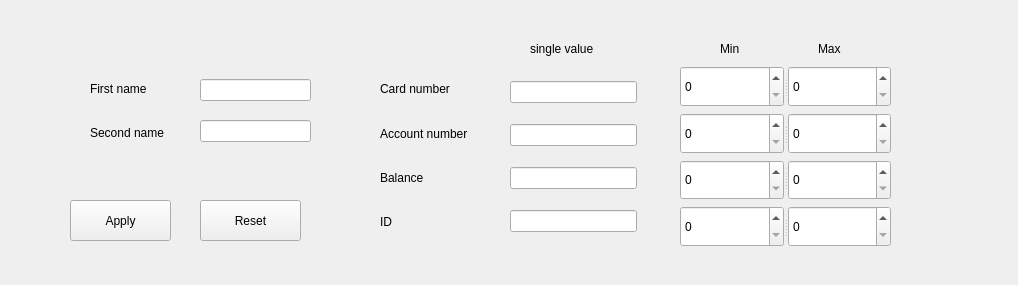
This is searchpanel.ui in Andr1iCh/DKR_OOP as Qt 5 draws it before an edit. The edited form follows.
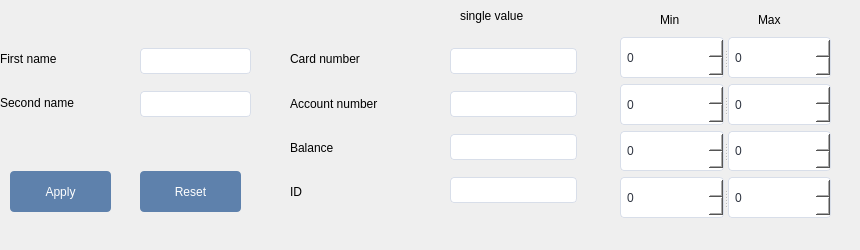
This is the edited form.

Patch:
```diff
--- a/searchpanel.ui
+++ b/searchpanel.ui
@@ -6,19 +6,71 @@
    <rect>
     <x>0</x>
     <y>0</y>
-    <width>1018</width>
-    <height>285</height>
+    <width>860</width>
+    <height>250</height>
    </rect>
   </property>
   <property name="windowTitle">
    <string>Form</string>
   </property>
+  <property name="styleSheet">
+   <string notr="true">#searchPanelRoot {
+    border: 4px solid #4C566A;
+    border-radius: 10px;
+    background-color: #ECEFF4;
+    padding: 10px;
+}
+
+QLineEdit, QSpinBox, QDoubleSpinBox {
+    background-color: white;
+    color: #2E3440;
+    border: 1px solid #D8DEE9;
+    border-radius: 4px;
+    padding: 4px;
+}
+
+QLineEdit:focus, QSpinBox:focus, QDoubleSpinBox:focus {
+    border: 1px solid #5E81AC;
+}
+
+/* 🔸 Кнопки */
+QPushButton {
+    background-color: #5E81AC;
+    color: white;
+    border: none;
+    border-radius: 4px;
+    padding: 6px 12px;
+}
+QPushButton:hover {
+    background-color: #81A1C1;
+}
+QPushButton:pressed {
+    background-color: #2E3440;
+}
+
+/* 📦 Групи */
+QGroupBox {
+    border: 1px solid #D8DEE9;
+    border-radius: 6px;
+    margin-top: 10px;
+    padding: 6px;
+}
+QGroupBox::title {
+    subcontrol-origin: margin;
+    subcontrol-position: top center;
+    background-color: transparent;
+    color: #5E81AC;
+    padding: 0 5px;
+    font-weight: bold;
+}
+</string>
+  </property>
   <widget class="QLabel" name="label_2">
    <property name="geometry">
     <rect>
-     <x>720</x>
-     <y>39</y>
-     <width>25</width>
+     <x>660</x>
+     <y>10</y>
+     <width>41</width>
      <height>20</height>
     </rect>
    </property>
@@ -29,9 +81,9 @@
   <widget class="QLabel" name="label_3">
    <property name="geometry">
     <rect>
-     <x>818</x>
-     <y>39</y>
-     <width>28</width>
+     <x>758</x>
+     <y>10</y>
+     <width>41</width>
      <height>20</height>
     </rect>
    </property>
@@ -42,10 +94,10 @@
   <widget class="QLabel" name="label_4">
    <property name="geometry">
     <rect>
-     <x>530</x>
-     <y>39</y>
-     <width>78</width>
-     <height>20</height>
+     <x>460</x>
+     <y>0</y>
+     <width>111</width>
+     <height>31</height>
     </rect>
    </property>
    <property name="text">
@@ -55,8 +107,8 @@
   <widget class="QPushButton" name="btnApply">
    <property name="geometry">
     <rect>
-     <x>70</x>
-     <y>200</y>
+     <x>10</x>
+     <y>171</y>
      <width>101</width>
      <height>41</height>
     </rect>
@@ -68,8 +120,8 @@
   <widget class="QPushButton" name="btnReset">
    <property name="geometry">
     <rect>
-     <x>200</x>
-     <y>200</y>
+     <x>140</x>
+     <y>171</y>
      <width>101</width>
      <height>41</height>
     </rect>
@@ -78,11 +130,11 @@
     <string>Reset</string>
    </property>
   </widget>
-  <widget class="QWidget" name="">
+  <widget class="QWidget" name="layoutWidget">
    <property name="geometry">
     <rect>
-     <x>680</x>
-     <y>66</y>
+     <x>620</x>
+     <y>37</y>
      <width>211</width>
      <height>181</height>
     </rect>
@@ -126,11 +178,11 @@
     </item>
    </layout>
   </widget>
-  <widget class="QWidget" name="">
+  <widget class="QWidget" name="layoutWidget">
    <property name="geometry">
     <rect>
-     <x>510</x>
-     <y>66</y>
+     <x>450</x>
+     <y>37</y>
      <width>127</width>
      <height>181</height>
     </rect>
@@ -150,11 +202,11 @@
     </item>
    </layout>
   </widget>
-  <widget class="QWidget" name="">
+  <widget class="QWidget" name="layoutWidget">
    <property name="geometry">
     <rect>
-     <x>200</x>
-     <y>66</y>
+     <x>140</x>
+     <y>37</y>
      <width>111</width>
      <height>91</height>
     </rect>
@@ -168,12 +220,12 @@
     </item>
    </layout>
   </widget>
-  <widget class="QWidget" name="">
+  <widget class="QWidget" name="layoutWidget">
    <property name="geometry">
     <rect>
-     <x>380</x>
-     <y>70</y>
-     <width>111</width>
+     <x>290</x>
+     <y>40</y>
+     <width>165</width>
      <height>171</height>
     </rect>
    </property>
@@ -208,12 +260,12 @@
     </item>
    </layout>
   </widget>
-  <widget class="QWidget" name="">
+  <widget class="QWidget" name="layoutWidget">
    <property name="geometry">
     <rect>
-     <x>90</x>
-     <y>70</y>
-     <width>92</width>
+     <x>0</x>
+     <y>40</y>
+     <width>138</width>
      <height>81</height>
     </rect>
    </property>
```
